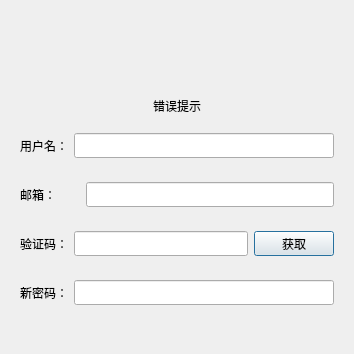
The window that client/llfcchat/resetdialog.ui (xiegd/chat) describes before a commit, drawn with Qt 5; both pictures show x 0 to 354 and y 0 to 354 of the 354 by 538 pixel window.
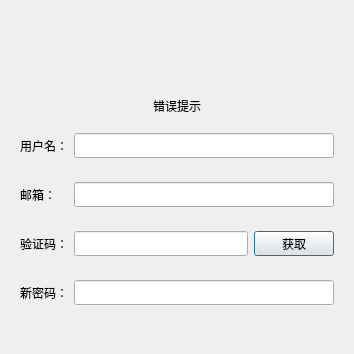
The same window after the commit.

Commit message: 提交重置界面

```diff
--- a/client/llfcchat/resetdialog.ui
+++ b/client/llfcchat/resetdialog.ui
@@ -97,13 +97,13 @@
        <widget class="QLabel" name="email_lb">
         <property name="minimumSize">
          <size>
-          <width>60</width>
+          <width>48</width>
           <height>25</height>
          </size>
         </property>
         <property name="maximumSize">
          <size>
-          <width>60</width>
+          <width>48</width>
           <height>25</height>
          </size>
         </property>
```
The commit also changes 2 other files.
